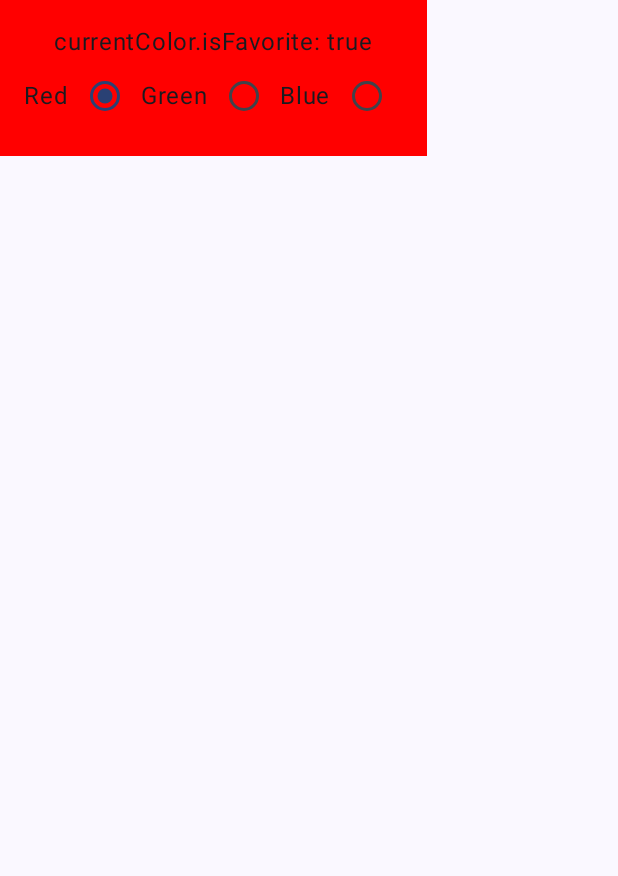
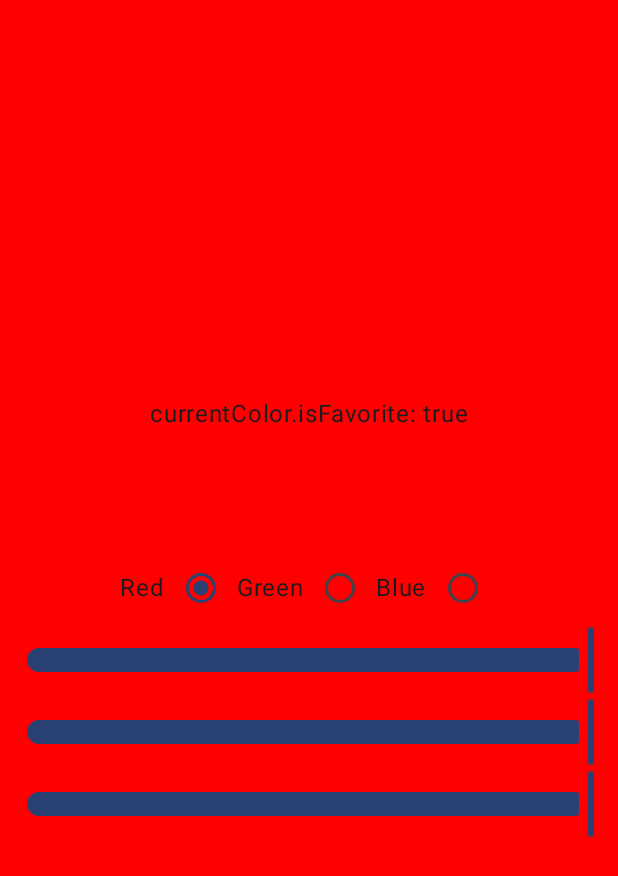
Before and after one commit to anderson79/cs3170_25fall, an Android app built with Jetpack Compose: the screen it shows after launch (MainActivity), on a phone screen of 412 x 824 dp. Shown: the top 876 px of the screen. Run offline under Robolectric (Android 15) with nearby library versions, the light colour scheme and no system bars.

Commit message:
added drop down menu, started adding color sliders

```diff
--- a/InClassExercises/4_ColorSelector/app/build.gradle.kts
+++ b/InClassExercises/4_ColorSelector/app/build.gradle.kts
@@ -49,6 +49,7 @@ dependencies {
     implementation(libs.androidx.compose.ui.graphics)
     implementation(libs.androidx.compose.ui.tooling.preview)
     implementation(libs.androidx.compose.material3)
+    implementation(libs.androidx.material3)
     testImplementation(libs.junit)
     androidTestImplementation(libs.androidx.junit)
     androidTestImplementation(libs.androidx.espresso.core)
--- a/InClassExercises/4_ColorSelector/app/src/main/java/com/example/colorselector/MainActivity.kt
+++ b/InClassExercises/4_ColorSelector/app/src/main/java/com/example/colorselector/MainActivity.kt
@@ -6,20 +6,29 @@ import androidx.activity.compose.setContent
 import androidx.activity.enableEdgeToEdge
 import androidx.compose.foundation.background
 import androidx.compose.foundation.layout.Arrangement
+import androidx.compose.foundation.layout.Box
 import androidx.compose.foundation.layout.Column
 import androidx.compose.foundation.layout.Row
 import androidx.compose.foundation.layout.fillMaxSize
 import androidx.compose.foundation.layout.padding
+
+import androidx.compose.material3.DropdownMenu
+import androidx.compose.material3.DropdownMenuItem
+import androidx.compose.material3.ExperimentalMaterial3Api
+import androidx.compose.material3.Icon
+import androidx.compose.material3.IconButton
 import androidx.compose.material3.RadioButton
 import androidx.compose.material3.Scaffold
+import androidx.compose.material3.Slider
 import androidx.compose.material3.Text
 import androidx.compose.runtime.Composable
+import androidx.compose.runtime.getValue
 import androidx.compose.runtime.mutableStateOf
 import androidx.compose.runtime.remember
+import androidx.compose.runtime.setValue
 import androidx.compose.ui.Alignment
 import androidx.compose.ui.Modifier
 import androidx.compose.ui.graphics.Color
-import androidx.compose.ui.layout.ModifierLocalBeyondBoundsLayout
 import androidx.compose.ui.tooling.preview.Preview
 import androidx.compose.ui.unit.dp
 import com.example.colorselector.ui.theme.ColorSelectorTheme
@@ -28,7 +37,16 @@ data class ColorChoice(
     var name: String,
     var color: Color,
     val isFavorite: Boolean = false
-)
+) {
+    fun setColorChannel(channel: String, value: Float) {
+        this.color = when (channel) {
+            "Red" -> color.copy(red = value)
+            "Green" -> color.copy(green = value)
+            "Blue" -> color.copy(blue = value)
+            else -> color
+        }
+    }
+}
 
 fun colorFromString(colorStr: String): Color {
     return when (colorStr) {
@@ -36,6 +54,15 @@ fun colorFromString(colorStr: String): Color {
         "Green" -> Color.Green
         "Blue" -> Color.Blue
         else -> Color.Unspecified
+    }
+}
+
+fun colorFromString(colorStr: String, color: Color): Float {
+    return when (colorStr) {
+        "Red" -> color.red
+        "Green" -> color.green
+        "Blue" -> color.blue
+        else -> 0f
     }
 }
 
@@ -49,8 +76,8 @@ class MainActivity : ComponentActivity() {
         setContent {
             ColorSelectorTheme {
                 Scaffold(modifier = Modifier.fillMaxSize()) { innerPadding ->
-                    Greeting(
-                        myModifier = Modifier.padding(innerPadding)
+                    ColorSelectorApp(
+                        myModifier = Modifier.fillMaxSize().padding(innerPadding)
                     )
                 }
             }
@@ -58,10 +85,13 @@ class MainActivity : ComponentActivity() {
     }
 }
 
+
 @Composable
-fun Greeting(myModifier: Modifier = Modifier) {
+fun ColorSelectorApp(myModifier: Modifier = Modifier) {
+    val useDropdown by remember { mutableStateOf(true) }
     val colorState = remember { mutableStateOf(ColorChoice("Red", Color.Red, isFavorite = true)) }
-    val currentColor = colorState.value  // just a convenient way to access but not change the current color
+    val currentColor =
+        colorState.value  // just a convenient way to access but not change the current color
 
     Column(
         verticalArrangement = Arrangement.Center,
@@ -69,13 +99,19 @@ fun Greeting(myModifier: Modifier = Modifier) {
         modifier = myModifier
             .background(color = currentColor.color)
             .padding(16.dp)
-    ){
+    ) {
         Text("currentColor.isFavorite: ${currentColor.isFavorite}")
+
+        ColorDropdownMenu(
+            menuItemClick = {colorOption: String ->
+                colorState.value = colorState.value.copy(
+                name = colorOption,
+                color = colorFromString(colorOption))
+            }
+        )
+
         Row() {
-
-            // fun foo(colorOption: String)
             colorOptions.forEach { colorOption ->
-
                 // single radio button
                 Row(
                     verticalAlignment = Alignment.CenterVertically
@@ -86,12 +122,78 @@ fun Greeting(myModifier: Modifier = Modifier) {
                     RadioButton(
                         selected = currentColor.name == colorOption,
                         onClick = {
-                        colorState.value = currentColor.copy(name = colorOption, color = colorFromString(colorOption))
-//                        colorState.value.name = colorOption
-                        //colorState.value.color = colorFromString(colorOption)
+                            colorState.value = colorState.value.copy(
+                                name = colorOption,
+                                color = colorFromString(colorOption)
+                                //colorState.value = ColorChoice(name = colorOption, color = colorFromString(colorOption)
+                            )
+
+                            // setting the fields directly doesn't trigger recomposition
+                            // so the values of name and color change, but the change isn't reflected in the app
+                            // colorState.value.name = colorOption
+                            // colorState.value.color = colorFromString(colorOption)
                         }
                     )
                 }
+            }
+
+        }
+
+        ColorSliders(
+            color = currentColor.color,
+            updateColor = {colorName, newValue-> }
+
+        )
+    }
+}
+
+
+@OptIn(ExperimentalMaterial3Api::class)
+@Composable
+fun ColorSliders(
+    color: Color,
+    updateColor: (colorName: String, slider: Float) -> Unit,
+    modifier: Modifier = Modifier
+) {
+
+    Column() {
+        colorOptions.forEach { colorOption ->
+            Row() {
+                Slider(
+                    value = color.red,
+                    onValueChange = {}
+                )
+            }
+
+        }
+    }
+
+}
+
+@Composable
+fun ColorDropdownMenu(
+    menuItemClick: (String) -> Unit
+) {
+    var expanded by remember { mutableStateOf(false) }
+    Box(
+        modifier = Modifier
+            .padding(16.dp)
+    ) {
+        IconButton(onClick = { expanded = !expanded }) {
+            //Icon(Icons.Default.MoreVert, contentDescription = "More options")
+        }
+        DropdownMenu(
+            expanded = expanded,
+            onDismissRequest = { expanded = false }
+        ) {
+            colorOptions.forEach { colorOption ->
+                DropdownMenuItem(
+                    text = { Text(colorOption) },
+                    onClick = {
+                        menuItemClick(colorOption)
+                        expanded = false
+                    }
+                )
             }
 
         }
@@ -102,7 +204,7 @@ fun Greeting(myModifier: Modifier = Modifier) {
 @Composable
 fun GreetingPreview() {
     ColorSelectorTheme {
-        Greeting(
+        ColorSelectorApp(
             myModifier = Modifier.fillMaxSize()
         )
     }
--- a/InClassExercises/4_ColorSelector/gradle/libs.versions.toml
+++ b/InClassExercises/4_ColorSelector/gradle/libs.versions.toml
@@ -8,6 +8,7 @@ espressoCore = "3.7.0"
 lifecycleRuntimeKtx = "2.9.4"
 activityCompose = "1.11.0"
 composeBom = "2024.09.00"
+material3 = "1.4.0"
 
 [libraries]
 androidx-core-ktx = { group = "androidx.core", name = "core-ktx", version.ref = "coreKtx" }
@@ -24,6 +25,7 @@ androidx-compose-ui-tooling-preview = { group = "androidx.compose.ui", name = "u
 androidx-compose-ui-test-manifest = { group = "androidx.compose.ui", name = "ui-test-manifest" }
 androidx-compose-ui-test-junit4 = { group = "androidx.compose.ui", name = "ui-test-junit4" }
 androidx-compose-material3 = { group = "androidx.compose.material3", name = "material3" }
+androidx-material3 = { group = "androidx.compose.material3", name = "material3", version.ref = "material3" }
 
 [plugins]
 android-application = { id = "com.android.application", version.ref = "agp" }
```
Lines whose indentation alone changed are shown as unchanged.
